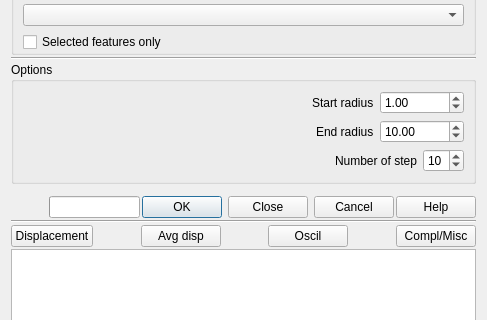
Above: bos_dialog_base.ui from havatv/qgisbostaskplugin before the change; both pictures show x 0 to 487 and y 277 to 597 of the 487 by 865 pixel window. Below: the same form after it.
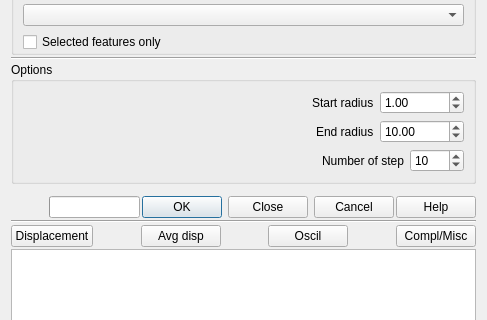
That is the form after the change.

```diff
--- a/bos_dialog_base.ui
+++ b/bos_dialog_base.ui
@@ -229,6 +229,9 @@
           </item>
           <item>
            <widget class="QSpinBox" name="stepsSB">
+            <property name="maximum">
+             <number>9999</number>
+            </property>
             <property name="value">
              <number>10</number>
             </property>
```
